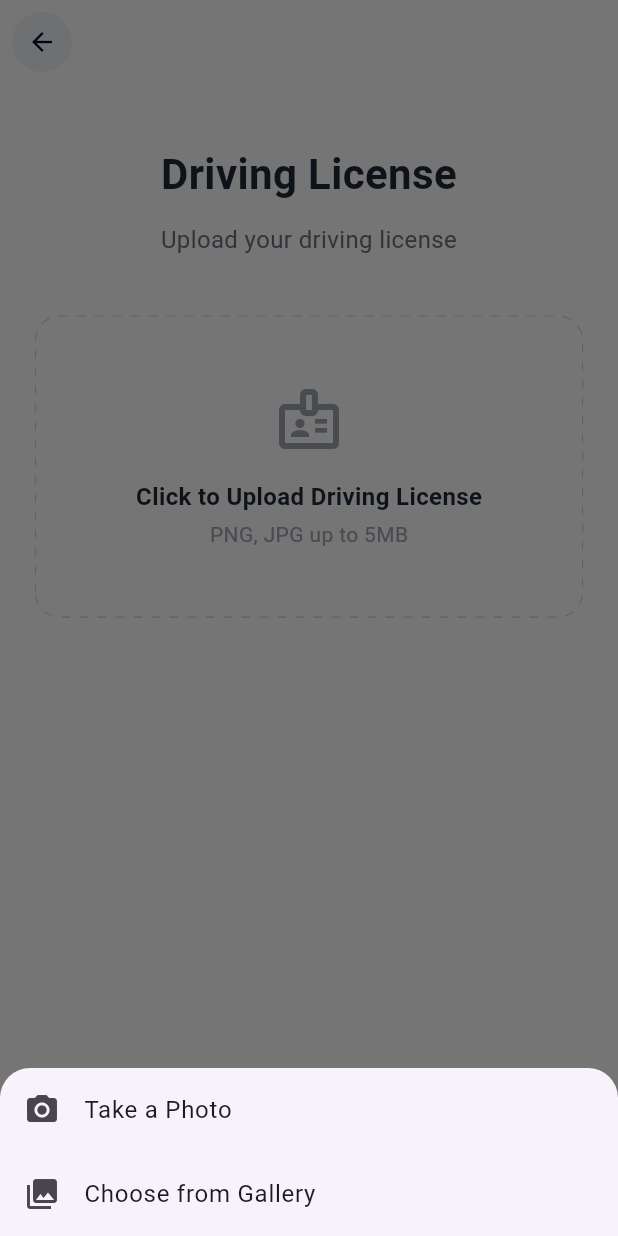
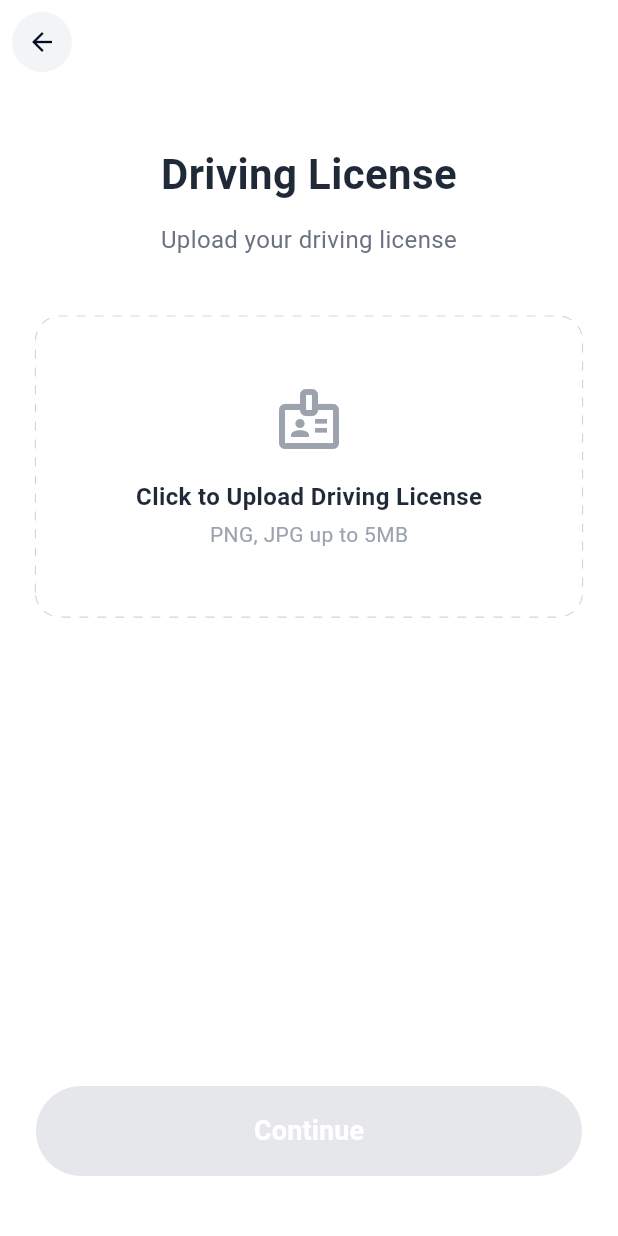
Before and after one commit to hemachandransairam/winkworker, a Flutter app: the LicenseUploadScreen screen opened directly, after a tap on "Click to Upload Driving License", on a phone screen of 412 x 824 dp. Run offline on Flutter 3.47's test engine with Material 3 defaults, Android fonts, the phone set to English and light mode, and no system bars; our stand-ins replace device_preview, image_picker, shared_preferences, supabase_flutter; accounts and stored records are empty.

Commit message:
removed camera on license upload

```diff
--- a/lib/screens/license_upload_screen.dart
+++ b/lib/screens/license_upload_screen.dart
@@ -14,38 +14,6 @@
 class _LicenseUploadScreenState extends State<LicenseUploadScreen> {
   File? _imageFile;
   final ImagePicker _picker = ImagePicker();
-
-  void _showPickerOptions() {
-    showModalBottomSheet(
-      context: context,
-      shape: const RoundedRectangleBorder(
-        borderRadius: BorderRadius.vertical(top: Radius.circular(20)),
-      ),
-      builder:
-          (context) => SafeArea(
-            child: Wrap(
-              children: [
-                ListTile(
-                  leading: const Icon(Icons.camera_alt),
-                  title: const Text('Take a Photo'),
-                  onTap: () {
-                    Navigator.pop(context);
-                    _pickImageWithSource(ImageSource.camera);
-                  },
-                ),
-                ListTile(
-                  leading: const Icon(Icons.photo_library),
-                  title: const Text('Choose from Gallery'),
-                  onTap: () {
-                    Navigator.pop(context);
-                    _pickImageWithSource(ImageSource.gallery);
-                  },
-                ),
-              ],
-            ),
-          ),
-    );
-  }
 
   Future<void> _pickImageWithSource(ImageSource source) async {
     try {
@@ -125,7 +93,8 @@
                         ),
                         const SizedBox(height: 40),
                         GestureDetector(
-                          onTap: _showPickerOptions,
+                          onTap:
+                              () => _pickImageWithSource(ImageSource.gallery),
                           child: CustomPaint(
                             painter: DashedBorderPainter(
                               color:
```
